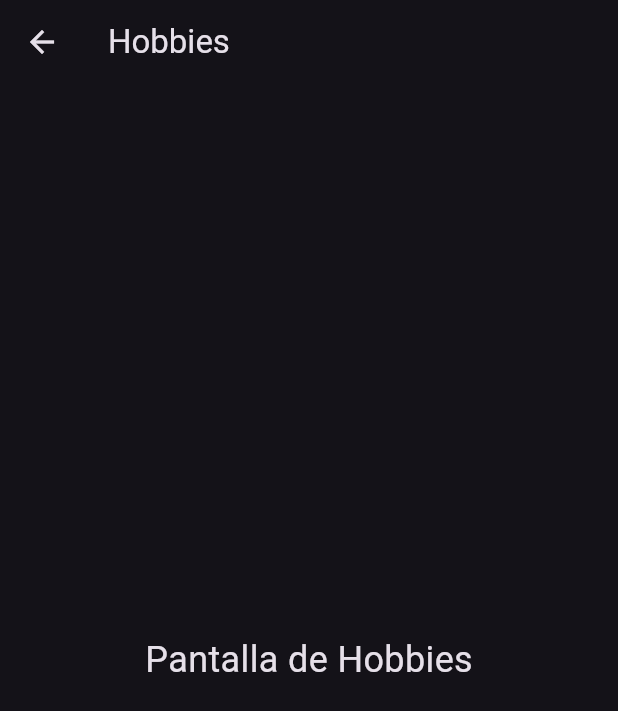
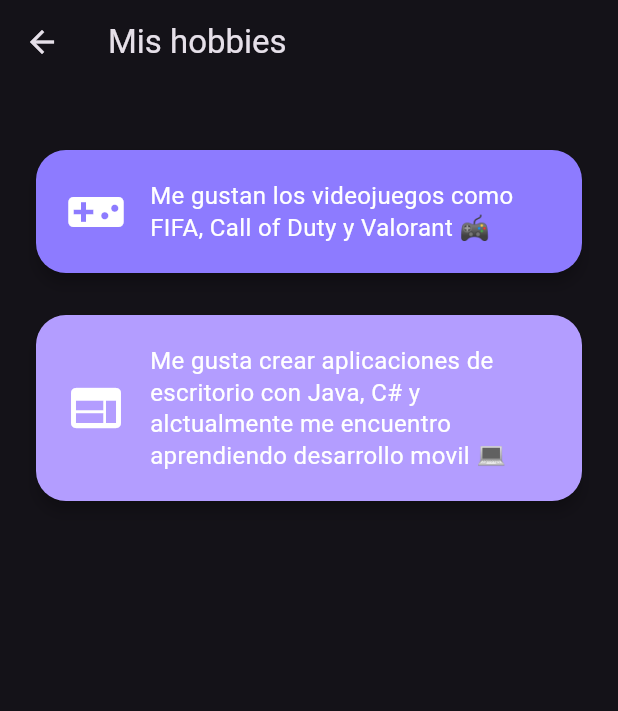
Before and after one commit to dlira2402/Portafolio-, a Flutter app: the HobbiesScreen screen opened by its route, on a phone screen of 412 x 824 dp. Shown: the top 711 px of the screen. Run offline on Flutter 3.47's test engine with Material 3 defaults, Android fonts, the phone set to English and light mode, and no system bars.

Commit message:
commit final, añadida la vista de hobbies y arreglado algunos bugs visuales

```diff
--- a/lib/screens/hobbies_screen.dart
+++ b/lib/screens/hobbies_screen.dart
@@ -7,13 +7,71 @@
   Widget build(BuildContext context) {
     return Scaffold(
       appBar: AppBar(
-        title: const Text('Hobbies'),
+        title: const Text('Mis hobbies'),
+        backgroundColor: Color(0xFF141218),
+        scrolledUnderElevation: 0,
+        surfaceTintColor: Colors.transparent,
       ),
-      body: const Center(
-        child: Text(
-          'Pantalla de Hobbies',
-          style: TextStyle(fontSize: 24),
-        ),
+      body: ListView(
+        padding: const EdgeInsets.all(20),
+        children: [
+          const SizedBox(height: 20),
+          Card(
+            color: const Color(0xFF8D7BFF),
+            shape: RoundedRectangleBorder(
+              borderRadius: BorderRadius.circular(20),
+            ),
+            elevation: 4,
+            child: const Padding(
+              padding: EdgeInsets.all(20),
+              child: Row(
+                children: [
+                  Icon(Icons.videogame_asset, color: Colors.white, size: 40),
+                  SizedBox(width: 16),
+                  Expanded(
+                    child: Text(
+                      'Me gustan los videojuegos como FIFA, Call of Duty y Valorant 🎮',
+                      style: TextStyle(
+                        color: Colors.white,
+                        fontSize: 16,
+                        height: 1.3,
+                      ),
+                    ),
+                  ),
+                ],
+              ),
+            ),
+          ),
+
+          const SizedBox(height: 20),
+          Card(
+            color: const Color(0xFFB39DFF),
+            shape: RoundedRectangleBorder(
+              borderRadius: BorderRadius.circular(20),
+            ),
+            elevation: 4,
+            child: const Padding(
+              padding: EdgeInsets.all(20),
+              child: Row(
+                children: [
+                  Icon(Icons.web, color: Colors.white, size: 40),
+                  SizedBox(width: 16),
+                  Expanded(
+                    child: Text(
+                      'Me gusta crear aplicaciones de escritorio con Java, C# y alctualmente me encuentro aprendiendo desarrollo movil 💻',
+                      style: TextStyle(
+                        color: Colors.white,
+                        fontSize: 16,
+                        height: 1.3,
+                      ),
+                    ),
+                  ),
+                ],
+              ),
+            ),
+          ),
+          const SizedBox(height: 20),
+        ],
       ),
     );
   }
--- a/lib/screens/home_screen.dart
+++ b/lib/screens/home_screen.dart
@@ -26,7 +26,6 @@
               const SizedBox(height: 20),
               const CardHabilidades(),
               const SizedBox(height: 20),
-
               Center(
                 child: ElevatedButton.icon(
                   style: ElevatedButton.styleFrom(
@@ -53,7 +52,6 @@
                   ),
                 ),
               ),
-
               const SizedBox(height: 20),
             ],
           ),
```
Also changed, not shown: 1 other file.
